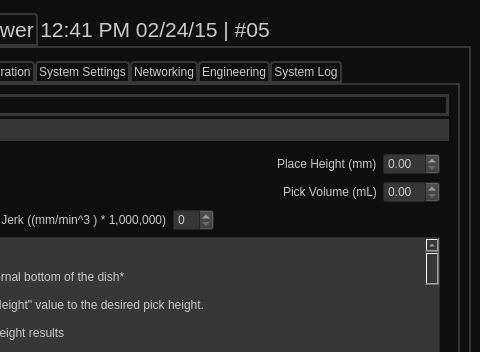
SARL-Engineering/PickAndPlate, file Interface/PickAndPlateUI.ui: the form before one commit; both pictures show x 320 to 800 and y 0 to 352 of the 800 by 480 pixel window.
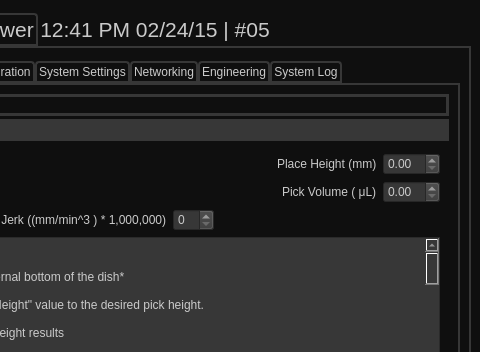
The form after the commit. The open tabs and pages were chosen to show the change.

Diff of the .ui file:
```diff
--- a/Interface/PickAndPlateUI.ui
+++ b/Interface/PickAndPlateUI.ui
@@ -1720,8 +1720,8 @@
                   <rect>
                    <x>0</x>
                    <y>0</y>
-                   <width>441</width>
-                   <height>170</height>
+                   <width>736</width>
+                   <height>258</height>
                   </rect>
                  </property>
                  <attribute name="label">
@@ -1784,7 +1784,7 @@
                         <item>
                          <widget class="QLabel" name="label_60">
                           <property name="text">
-                           <string>Pick Volume (mL)</string>
+                           <string>Pick Volume ( μL)</string>
                           </property>
                          </widget>
                         </item>
```
Left out of the diff: 288 changed lines with no effect on the pictures.
